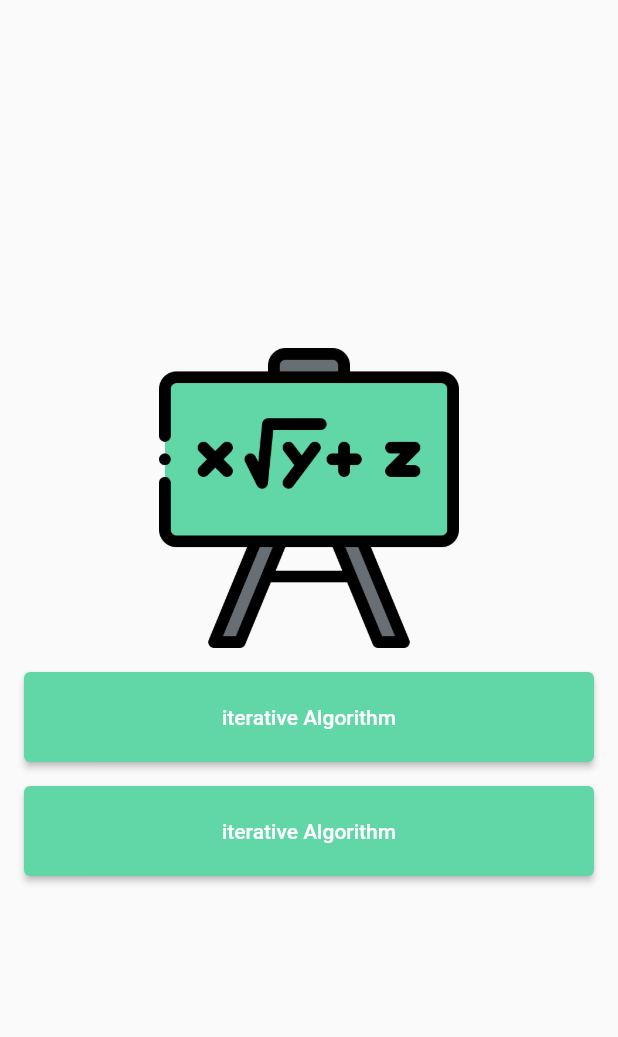
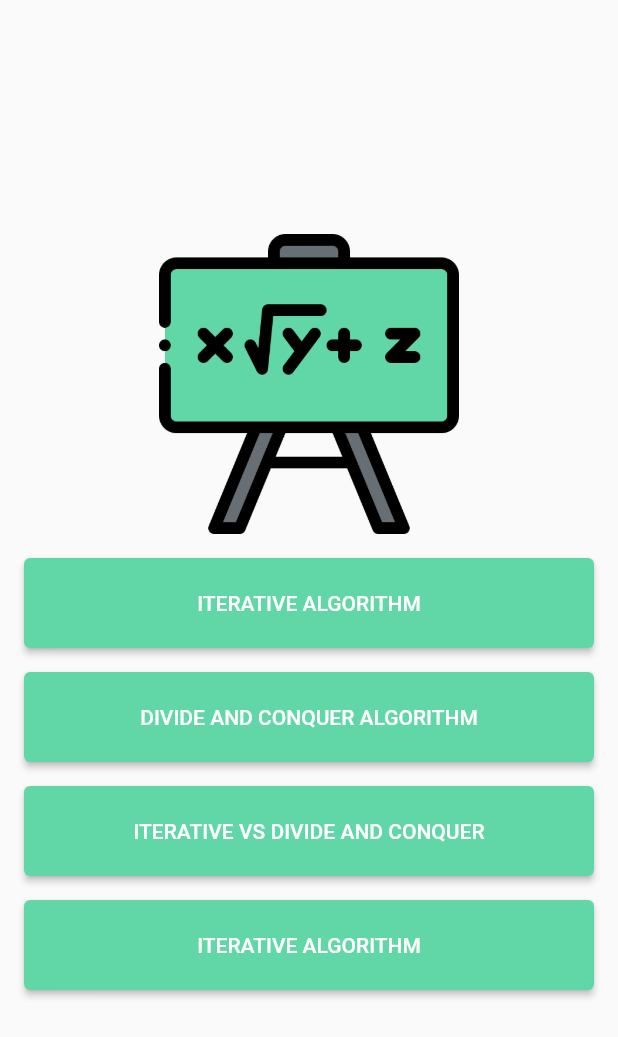
Before and after one commit to R-i-a-d-h/multiply_two_polynomials, a Flutter app: the screen it shows after launch, on a phone screen of 412 x 824 dp. Shown: the top 1037 px of the screen. Run offline on Flutter 3.47's test engine with Material 2 defaults, Android fonts, the phone set to English and light mode, and no system bars.

Commit message:
add a custom_button

```diff
--- a/lib/screens/home_screen.dart
+++ b/lib/screens/home_screen.dart
@@ -1,4 +1,5 @@
 import 'package:flutter/material.dart';
+import 'package:multiply_two_polynomials/widgets/custom_button.dart';
 
 class HomeScreen extends StatelessWidget {
   const HomeScreen({Key? key}) : super(key: key);
@@ -16,35 +17,15 @@ class HomeScreen extends StatelessWidget {
                 child: Image.asset(
                   'images/math.png',
                 )),
+            const SizedBox(height: 8),
+            CustomButton(onTap: (){}, text: "Iterative Algorithm".toUpperCase()),
+            CustomButton(onTap: (){}, text: "Divide and Conquer Algorithm".toUpperCase()),
+            CustomButton(onTap: (){}, text: "Iterative Vs Divide And Conquer".toUpperCase()),
+            CustomButton(onTap: (){}, text: "iterative Algorithm".toUpperCase()),
 
-            Padding(
-              padding: const EdgeInsets.only(top: 16,left: 16,bottom: 8,right: 16),
-              child: SizedBox(
-                height: 60,
-                width: double.infinity,
-                child: ElevatedButton(
-                  onPressed: () {},
-                  style: ElevatedButton.styleFrom(
-                    backgroundColor: const Color(0xFF61D7A8), // Background color
-                  ),
-                  child: const Text('iterative Algorithm'),
-                ),
-              ),
-            ),
-            Padding(
-              padding: const EdgeInsets.only(top: 8,left: 16,bottom: 8,right: 16),
-              child: SizedBox(
-                height: 60,
-                width: double.infinity,
-                child: ElevatedButton(
-                  onPressed: () {},
-                  style: ElevatedButton.styleFrom(
-                    backgroundColor: const Color(0xFF61D7A8), // Background color
-                  ),
-                  child: const Text('iterative Algorithm'),
-                ),
-              ),
-            ),
+
+
+
           ],
         ),
       ),
--- /dev/null
+++ b/lib/widgets/custom_button.dart
@@ -0,0 +1,27 @@
+import 'package:flutter/material.dart';
+
+class CustomButton extends StatelessWidget {
+  const CustomButton({Key? key, required this.onTap, required this.text})
+      : super(key: key);
+
+  final Function()? onTap;
+  final String text;
+
+  @override
+  Widget build(BuildContext context) {
+    return Padding(
+      padding: const EdgeInsets.only(top: 8, left: 16, bottom: 8, right: 16),
+      child: SizedBox(
+        height: 60,
+        width: double.infinity,
+        child: ElevatedButton(
+          onPressed: onTap,
+          style: ElevatedButton.styleFrom(
+            backgroundColor: const Color(0xFF61D7A8), // Background color
+          ),
+          child: Text(text),
+        ),
+      ),
+    );
+  }
+}
```
